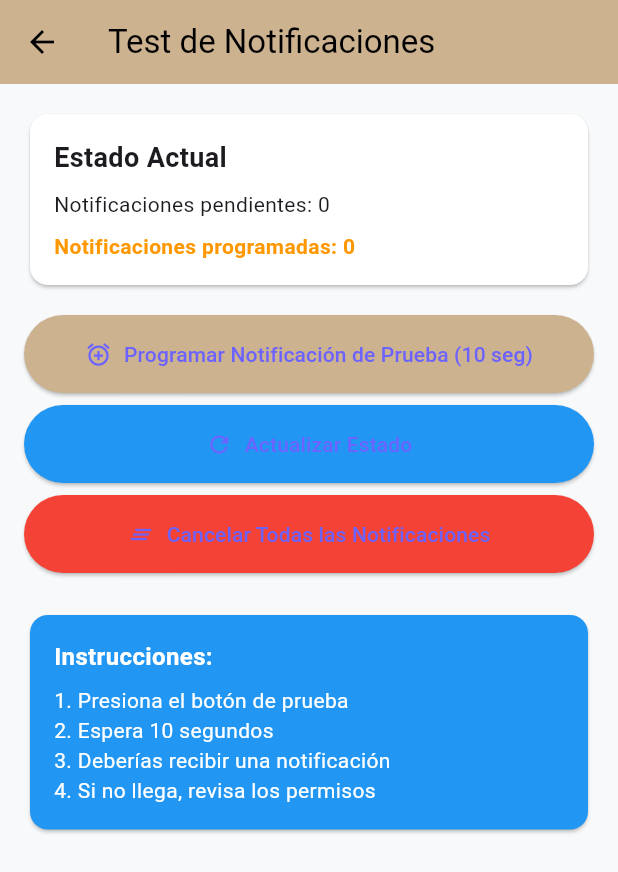
After one commit to N4him/Trabajodegrado, a Flutter app: the NotificationTestScreen screen opened directly, after a tap on "Programar Notificación de Prueba (10 seg", on a phone screen of 412 x 824 dp. The commit adds this screen. Shown: the top 872 px of the screen. Run offline on Flutter 3.47's test engine with Material 3 defaults, Android fonts, the phone set to English and light mode, and no system bars; drawn by our look-alikes of showcaseview; our stand-ins replace bloc, cached_network_image, cloud_firestore, curved_navigation_bar, dartz, equatable and 14 more; missing offline and left inert: syncfusion_flutter_pdfviewer, workmanager; accounts and stored records are empty.

Commit message:
Se agregan notificaciones

```diff
--- a/my_app/lib/habits/domain/usecases/create_habit_usecase.dart
+++ b/my_app/lib/habits/domain/usecases/create_habit_usecase.dart
@@ -1,10 +1,15 @@
 import '../entities/habit_entity.dart';
 import '../repositories/habit_repository.dart';
+import '../../../services/notification_service.dart';
 
 class CreateHabitUseCase {
   final HabitRepository repository;
+  final NotificationService? notificationService;
 
-  CreateHabitUseCase({required this.repository});
+  CreateHabitUseCase({
+    required this.repository,
+    this.notificationService,
+  });
 
   Future<void> call(HabitEntity habit) async {
     // 🔑 PUNTO DE VERIFICACIÓN 6: ¿Llegamos al Use Case?
@@ -14,5 +19,11 @@ class CreateHabitUseCase {
     await repository.createHabit(habit);
 
     print('>>> 7. Use Case COMPLETADO. Saliendo...');
+
+    // Programar notificación si el hábito tiene reminderTime
+    if (notificationService != null && habit.reminderTime != null) {
+      await notificationService!.scheduleHabitReminder(habit);
+      print('>>> 8. Notificación programada para ${habit.name} a las ${habit.reminderTime}');
+    }
   }
 }
--- a/my_app/lib/habits/presentation/blocs/habit_bloc.dart
+++ b/my_app/lib/habits/presentation/blocs/habit_bloc.dart
@@ -10,18 +10,21 @@ import '../../domain/usecases/get_habits_by_user_usecase.dart';
 import '../../domain/usecases/get_habit_progress_usecase.dart';
 import '../../domain/entities/habit_entity.dart';
 import '../../domain/entities/completion_record_entity.dart';
+import '../../../services/notification_service.dart';
 
 class HabitBloc extends Bloc<HabitEvent, HabitState> {
   final CreateHabitUseCase createHabitUseCase;
   final RegisterCompletionUseCase registerCompletionUseCase;
   final GetHabitsByUserUseCase getHabitsByUserUseCase;
   final GetHabitProgressUseCase getHabitProgressUseCase;
+  final NotificationService? notificationService;
 
   HabitBloc({
     required this.createHabitUseCase,
     required this.registerCompletionUseCase,
     required this.getHabitsByUserUseCase,
     required this.getHabitProgressUseCase,
+    this.notificationService,
   }) : super(HabitInitial()) {
 
     // Configuración de los handlers de eventos
@@ -58,6 +61,16 @@ class HabitBloc extends Bloc<HabitEvent, HabitState> {
 
         // 3. Emitir Éxito REAL después de que el Use Case retorne
         print('>>> 5. BLoC ÉXITO. Hábito guardado en DB.');
+
+        // DIAGNÓSTICO: Verificar notificaciones pendientes
+        if (notificationService != null) {
+          final pending = await notificationService!.getPendingNotifications();
+          print('>>> 🔔 DIAGNÓSTICO: ${pending.length} notificaciones programadas');
+          for (var n in pending) {
+            print('    - ${n.title} (ID: ${n.id})');
+          }
+        }
+
         emit(HabitActionSuccess(message: 'Hábito "${event.name}" guardado exitosamente.'));
 
     } catch (e) {
@@ -102,6 +115,13 @@ class HabitBloc extends Bloc<HabitEvent, HabitState> {
     try {
       final habits = await getHabitsByUserUseCase.call(event.userId);
       print('>>> BLoC: ${habits.length} hábitos cargados exitosamente');
+
+      // Sincronizar notificaciones con los hábitos cargados
+      if (notificationService != null && habits.isNotEmpty) {
+        await notificationService!.syncAllNotifications(habits);
+        print('>>> BLoC: Notificaciones sincronizadas para ${habits.length} hábitos');
+      }
+
       emit(HabitsLoaded(habits: habits));
     } catch (e) {
       print('>>> ❌ BLoC: Error al obtener hábitos: $e');
--- /dev/null
+++ b/my_app/lib/services/notification_service.dart
@@ -0,0 +1,419 @@
+import 'package:flutter_local_notifications/flutter_local_notifications.dart';
+import 'package:timezone/timezone.dart' as tz;
+import 'package:timezone/data/latest_all.dart' as tz;
+import 'package:permission_handler/permission_handler.dart';
+import 'package:flutter/foundation.dart';
+import '../habits/domain/entities/habit_entity.dart';
+
+/// Servicio para gestionar notificaciones locales de hábitos
+class NotificationService {
+  static final NotificationService _instance = NotificationService._internal();
+  factory NotificationService() => _instance;
+  NotificationService._internal();
+
+  final FlutterLocalNotificationsPlugin _notifications =
+      FlutterLocalNotificationsPlugin();
+
+  bool _isInitialized = false;
+
+  /// Inicializa el sistema de notificaciones
+  Future<void> initialize() async {
+    debugPrint('🚀 INICIANDO NotificationService...');
+
+    if (_isInitialized) {
+      debugPrint('⚠️ NotificationService ya está inicializado');
+      return;
+    }
+
+    try {
+      // Inicializar zonas horarias
+      debugPrint('   Paso 1: Inicializando base de datos de zonas horarias...');
+      tz.initializeTimeZones();
+      debugPrint('   ✅ Zonas horarias inicializadas');
+
+      // Detectar zona horaria del dispositivo usando el offset de DateTime
+      debugPrint('   Paso 2: Detectando zona horaria del dispositivo...');
+      final String localTimeZone = _detectLocalTimezone();
+      debugPrint('   🌍 Zona horaria detectada: $localTimeZone');
+
+      // Configurar la zona horaria
+      debugPrint('   Paso 3: Configurando zona horaria como local...');
+      final location = tz.getLocation(localTimeZone);
+      tz.setLocalLocation(location);
+      debugPrint('   ✅ setLocalLocation completado');
+
+      // Verificar que se configuró correctamente
+      debugPrint('   Paso 4: Verificando configuración...');
+      final deviceNow = DateTime.now();
+      final tzNow = tz.TZDateTime.from(deviceNow, tz.local);
+      debugPrint('   ✅ Zona horaria configurada: ${tz.local.name}');
+      debugPrint('   📍 Hora del dispositivo (DateTime.now()): ${deviceNow.hour}:${deviceNow.minute}:${deviceNow.second}');
+      debugPrint('   📍 Offset del dispositivo: ${deviceNow.timeZoneOffset}');
+      debugPrint('   📍 Hora TZ convertida: ${tzNow.hour}:${tzNow.minute}:${tzNow.second}');
+
+      // Configuración para Android
+      const AndroidInitializationSettings androidSettings =
+          AndroidInitializationSettings('@mipmap/ic_launcher');
+
+      // Configuración para iOS
+      const DarwinInitializationSettings iosSettings =
+          DarwinInitializationSettings(
+        requestAlertPermission: true,
+        requestBadgePermission: true,
+        requestSoundPermission: true,
+      );
+
+      // Configuración general
+      const InitializationSettings settings = InitializationSettings(
+        android: androidSettings,
+        iOS: iosSettings,
+      );
+
+      // Inicializar plugin
+      debugPrint('   Paso 5: Inicializando plugin de notificaciones...');
+      await _notifications.initialize(
+        settings,
+        onDidReceiveNotificationResponse: _onNotificationTapped,
+      );
+      debugPrint('   ✅ Plugin inicializado');
+
+      _isInitialized = true;
+      debugPrint('');
+      debugPrint('🎉 NotificationService COMPLETAMENTE INICIALIZADO');
+      debugPrint('   Zona horaria activa: ${tz.local.name}');
+      debugPrint('');
+    } catch (e, stackTrace) {
+      debugPrint('❌ ERROR CRÍTICO al inicializar NotificationService: $e');
+      debugPrint('   Stack trace: $stackTrace');
+    }
+  }
+
+  /// Maneja el evento cuando el usuario toca una notificación
+  void _onNotificationTapped(NotificationResponse response) {
+    debugPrint('Notificación tocada: ${response.payload}');
+    // TODO: Navegar a la pantalla del hábito específico
+    // Puedes usar un NavigatorKey global o un service locator
+  }
+
+  /// Solicita permisos de notificaciones (especialmente para Android 13+)
+  Future<bool> requestPermissions() async {
+    if (defaultTargetPlatform == TargetPlatform.android) {
+      final status = await Permission.notification.request();
+      return status.isGranted;
+    } else if (defaultTargetPlatform == TargetPlatform.iOS) {
+      final bool? granted = await _notifications
+          .resolvePlatformSpecificImplementation<
+              IOSFlutterLocalNotificationsPlugin>()
+          ?.requestPermissions(
+            alert: true,
+            badge: true,
+            sound: true,
+          );
+      return granted ?? false;
+    }
+    return true;
+  }
+
+  /// Programa un recordatorio diario para un hábito
+  Future<void> scheduleHabitReminder(HabitEntity habit) async {
+    if (!_isInitialized) {
+      debugPrint('⚠️ NotificationService no inicializado');
+      return;
+    }
+
+    // Si el hábito no tiene reminderTime, no hacer nada
+    if (habit.reminderTime == null || habit.reminderTime!.isEmpty) {
+      return;
+    }
+
+    try {
+      debugPrint('🔔 Intentando programar notificación para: ${habit.name}');
+      debugPrint('   Hora recibida: ${habit.reminderTime}');
+
+      // FORZAR reconfiguración de zona horaria (por si fue sobrescrita)
+      final localTimeZone = _detectLocalTimezone();
+      final location = tz.getLocation(localTimeZone);
+      tz.setLocalLocation(location);
+      debugPrint('   🔄 Zona horaria reconfigurada a: ${tz.local.name}');
+
+      final deviceNow = DateTime.now();
+      debugPrint('   📍 Hora actual del dispositivo: ${deviceNow.hour}:${deviceNow.minute}:${deviceNow.second}');
+
+      // Parsear la hora (formato: "9:00 AM" o "21:30")
+      final timeOfDay = _parseTimeString(habit.reminderTime!);
+      if (timeOfDay == null) {
+        debugPrint('⚠️ No se pudo parsear la hora: ${habit.reminderTime}');
+        return;
+      }
+
+      debugPrint('   Hora parseada: ${timeOfDay['hour']}:${timeOfDay['minute']}');
+
+      // Obtener la próxima fecha/hora para la notificación
+      final scheduledDate = _nextInstanceOfTime(
+        timeOfDay['hour']!,
+        timeOfDay['minute']!,
+      );
+
+      debugPrint('   Fecha programada: $scheduledDate');
+      debugPrint('   Fecha actual (device): $deviceNow');
+
+      // Configurar los detalles de la notificación
+      const AndroidNotificationDetails androidDetails =
+          AndroidNotificationDetails(
+        'habit_reminders', // Channel ID
+        'Recordatorios de Hábitos', // Channel name
+        channelDescription: 'Notificaciones para recordar tus hábitos diarios',
+        importance: Importance.high,
+        priority: Priority.high,
+        icon: '@mipmap/ic_launcher',
+        enableVibration: true,
+        playSound: true,
+      );
+
+      const DarwinNotificationDetails iosDetails = DarwinNotificationDetails(
+        presentAlert: true,
+        presentBadge: true,
+        presentSound: true,
+      );
+
+      const NotificationDetails notificationDetails = NotificationDetails(
+        android: androidDetails,
+        iOS: iosDetails,
+      );
+
+      // Programar la notificación recurrente diaria
+      await _notifications.zonedSchedule(
+        _getNotificationId(habit.id), // ID único basado en el ID del hábito
+        'Recordatorio: ${habit.name}',
+        'Es hora de cumplir tu hábito 🌟',
+        scheduledDate,
+        notificationDetails,
+        androidScheduleMode: AndroidScheduleMode.exactAllowWhileIdle,
+        uiLocalNotificationDateInterpretation:
+            UILocalNotificationDateInterpretation.absoluteTime,
+        matchDateTimeComponents: DateTimeComponents.time, // Repetir diariamente
+        payload: habit.id, // Para identificar el hábito cuando se toque
+      );
+
+      debugPrint('✅ Notificación programada para "${habit.name}" a las ${habit.reminderTime}');
+      debugPrint('   ID de notificación: ${_getNotificationId(habit.id)}');
+
+      // Verificar que se programó correctamente
+      final pending = await _notifications.pendingNotificationRequests();
+      debugPrint('   Total de notificaciones pendientes: ${pending.length}');
+    } catch (e) {
+      debugPrint('❌ Error al programar notificación para ${habit.name}: $e');
+      debugPrint('   Stack trace: $e');
+    }
+  }
+
+  /// Cancela la notificación de un hábito específico
+  Future<void> cancelNotification(String habitId) async {
+    if (!_isInitialized) return;
+
+    try {
+      final notificationId = _getNotificationId(habitId);
+      await _notifications.cancel(notificationId);
+      debugPrint('✅ Notificación cancelada para hábito: $habitId');
+    } catch (e) {
+      debugPrint('❌ Error al cancelar notificación: $e');
+    }
+  }
+
+  /// Sincroniza todas las notificaciones con la lista de hábitos actual
+  Future<void> syncAllNotifications(List<HabitEntity> habits) async {
+    if (!_isInitialized) {
+      debugPrint('⚠️ NotificationService no inicializado para sincronización');
+      return;
+    }
+
+    try {
+      // FORZAR reconfiguración de zona horaria
+      final localTimeZone = _detectLocalTimezone();
+      final location = tz.getLocation(localTimeZone);
+      tz.setLocalLocation(location);
+      debugPrint('🔄 Zona horaria reconfigurada a: ${tz.local.name}');
+
+      // Cancelar todas las notificaciones pendientes primero
+      await _notifications.cancelAll();
+      debugPrint('🔄 Sincronizando notificaciones para ${habits.length} hábitos');
+
+      // Programar notificaciones solo para hábitos con reminderTime
+      int programadas = 0;
+      for (final habit in habits) {
+        if (habit.reminderTime != null && habit.reminderTime!.isNotEmpty) {
+          await scheduleHabitReminder(habit);
+          programadas++;
+        }
+      }
+
+      debugPrint('✅ Sincronización completa: $programadas notificaciones programadas');
+    } catch (e) {
+      debugPrint('❌ Error durante la sincronización: $e');
+    }
+  }
+
+  /// Cancela todas las notificaciones programadas
+  Future<void> cancelAllNotifications() async {
+    if (!_isInitialized) return;
+    await _notifications.cancelAll();
+    debugPrint('✅ Todas las notificaciones canceladas');
+  }
+
+  /// Parsea una cadena de hora en formato "9:00 AM" o "21:30"
+  Map<String, int>? _parseTimeString(String timeStr) {
+    try {
+      // Intentar formato con AM/PM
+      if (timeStr.contains('AM') || timeStr.contains('PM')) {
+        final parts = timeStr.split(' ');
+        final timeParts = parts[0].split(':');
+        int hour = int.parse(timeParts[0]);
+        final minute = int.parse(timeParts[1]);
+        final isPM = parts[1].toUpperCase() == 'PM';
+
+        // Convertir a formato 24 horas
+        if (isPM && hour != 12) {
+          hour += 12;
+        } else if (!isPM && hour == 12) {
+          hour = 0;
+        }
+
+        return {'hour': hour, 'minute': minute};
+      } else {
+        // Formato 24 horas directo (ej: "21:30")
+        final parts = timeStr.split(':');
+        return {
+          'hour': int.parse(parts[0]),
+          'minute': int.parse(parts[1]),
+        };
+      }
+    } catch (e) {
+      debugPrint('⚠️ Error parseando hora "$timeStr": $e');
+      return null;
+    }
+  }
+
+  /// Calcula la próxima instancia de una hora específica
+  tz.TZDateTime _nextInstanceOfTime(int hour, int minute) {
+    // Usar DateTime.now() local del dispositivo directamente
+    final localNow = DateTime.now();
+    final now = tz.TZDateTime.from(localNow, tz.local);
+
+    debugPrint('⏰ Calculando próxima instancia de $hour:${minute.toString().padLeft(2, '0')}');
+    debugPrint('   Hora LOCAL del dispositivo (DateTime.now()): ${localNow.hour}:${localNow.minute}:${localNow.second}');
+    debugPrint('   Hora TZ convertida: ${now.hour}:${now.minute}:${now.second}');
+    debugPrint('   Zona horaria configurada: ${tz.local.name}');
+
+    tz.TZDateTime scheduledDate = tz.TZDateTime(
+      tz.local,
+      now.year,
+      now.month,
+      now.day,
+      hour,
+      minute,
+      0, // segundos
+      0, // milisegundos
+    );
+
+    debugPrint('   Fecha calculada inicialmente: $scheduledDate');
+    debugPrint('   ¿Es antes de ahora? ${scheduledDate.isBefore(now)}');
+
+    // Si la hora ya pasó hoy, programar para mañana
+    if (scheduledDate.isBefore(now) || scheduledDate.isAtSameMomentAs(now)) {
+      scheduledDate = scheduledDate.add(const Duration(days: 1));
+      debugPrint('   ⏭️ Hora ya pasó, programando para mañana: $scheduledDate');
+    } else {
+      debugPrint('   ✅ Programando para hoy: $scheduledDate');
+    }
+
+    // Calcular cuánto tiempo falta
+    final difference = scheduledDate.difference(now);
+    debugPrint('   ⏳ Tiempo hasta la notificación: ${difference.inMinutes} minutos');
+
+    return scheduledDate;
+  }
+
+  /// Genera un ID único para la notificación basado en el ID del hábito
+  int _getNotificationId(String habitId) {
+    // Convertir el hash del ID a un int de 32 bits
+    return habitId.hashCode & 0x7FFFFFFF;
+  }
+
+  /// Obtiene todas las notificaciones pendientes (útil para debug)
+  Future<List<PendingNotificationRequest>> getPendingNotifications() async {
+    if (!_isInitialized) return [];
+    return await _notifications.pendingNotificationRequests();
+  }
+
+  /// Detecta la zona horaria local usando el offset del dispositivo
+  String _detectLocalTimezone() {
+    final now = DateTime.now();
+    final offset = now.timeZoneOffset;
+
+    debugPrint('🕐 Offset del dispositivo: ${offset.inHours} horas');
+
+    // Colombia está en UTC-5 (America/Bogota)
+    // Mapear offsets comunes a zonas horarias
+    final offsetHours = offset.inHours;
+
+    switch (offsetHours) {
+      case -5:
+        return 'America/Bogota';
+      case -4:
+        return 'America/Caracas';
+      case -6:
+        return 'America/Mexico_City';
+      case -3:
+        return 'America/Sao_Paulo';
+      case 0:
+        return 'UTC';
+      case 1:
+        return 'Europe/Madrid';
+      case -8:
+        return 'America/Los_Angeles';
+      case -7:
+        return 'America/Denver';
+      default:
+        // Si no coincide con ninguno conocido, buscar en la base de datos de zonas
+        // horarias una que coincida con el offset
+        debugPrint('⚠️ Offset no común: $offsetHours horas. Buscando zona horaria...');
+        return _findTimezoneByOffset(offsetHours);
+    }
+  }
+
+  /// Busca una zona horaria que coincida con el offset dado
+  String _findTimezoneByOffset(int offsetHours) {
+    // Lista de zonas horarias comunes organizadas por offset
+    final timezonesByOffset = {
+      -12: 'Pacific/Fiji',
+      -11: 'Pacific/Samoa',
+      -10: 'Pacific/Honolulu',
+      -9: 'America/Anchorage',
+      -8: 'America/Los_Angeles',
+      -7: 'America/Denver',
+      -6: 'America/Chicago',
+      -5: 'America/Bogota',  // Colombia es UTC-5
+      -4: 'America/Caracas',
+      -3: 'America/Sao_Paulo',
+      -2: 'Atlantic/South_Georgia',
+      -1: 'Atlantic/Azores',
+      0: 'UTC',
+      1: 'Europe/London',
+      2: 'Europe/Paris',
+      3: 'Europe/Moscow',
+      4: 'Asia/Dubai',
+      5: 'Asia/Karachi',
+      6: 'Asia/Dhaka',
+      7: 'Asia/Bangkok',
+      8: 'Asia/Singapore',
+      9: 'Asia/Tokyo',
+      10: 'Australia/Sydney',
+      11: 'Pacific/Noumea',
+      12: 'Pacific/Auckland',
+    };
+
+    final timezone = timezonesByOffset[offsetHours] ?? 'UTC';
+    debugPrint('   Usando zona horaria: $timezone');
+    return timezone;
+  }
+}
--- /dev/null
+++ b/my_app/lib/services/notification_test_screen.dart
@@ -0,0 +1,182 @@
+import 'package:flutter/material.dart';
+import '../core/di/injector.dart';
+import 'notification_service.dart';
+import '../habits/domain/entities/habit_entity.dart';
+
+/// Pantalla de prueba para notificaciones
+/// TEMPORAL - Solo para debugging
+class NotificationTestScreen extends StatefulWidget {
+  const NotificationTestScreen({super.key});
+
+  @override
+  State<NotificationTestScreen> createState() => _NotificationTestScreenState();
+}
+
+class _NotificationTestScreenState extends State<NotificationTestScreen> {
+  final notificationService = getIt<NotificationService>();
+  String _status = 'Esperando...';
+  int _pendingCount = 0;
+
+  @override
+  void initState() {
+    super.initState();
+    _checkStatus();
+  }
+
+  Future<void> _checkStatus() async {
+    final pending = await notificationService.getPendingNotifications();
+    setState(() {
+      _pendingCount = pending.length;
+      _status = 'Notificaciones pendientes: ${pending.length}';
+    });
+
+    print('📊 Status de notificaciones:');
+    for (var n in pending) {
+      print('  - ${n.title} (ID: ${n.id})');
+    }
+  }
+
+  Future<void> _scheduleTestNotification() async {
+    // Crear notificación de prueba en 10 segundos
+    final now = DateTime.now();
+    final testTime = now.add(const Duration(seconds: 10));
+
+    final hour = testTime.hour;
+    final minute = testTime.minute;
+
+    // Formatear en formato AM/PM
+    final period = hour >= 12 ? 'PM' : 'AM';
+    final displayHour = hour > 12 ? hour - 12 : (hour == 0 ? 12 : hour);
+    final timeString = '$displayHour:${minute.toString().padLeft(2, '0')} $period';
+
+    print('⏰ Programando notificación de prueba...');
+    print('   Hora actual: ${now.hour}:${now.minute}:${now.second}');
+    print('   Notificación para: $hour:$minute ($timeString)');
+
+    final testHabit = HabitEntity(
+      id: 'test-notification-${DateTime.now().millisecondsSinceEpoch}',
+      userId: 'test-user',
+      name: 'Prueba de Notificación',
+      frequencyDays: 7,
+      startDate: DateTime.now(),
+      reminderTime: timeString,
+    );
+
+    await notificationService.scheduleHabitReminder(testHabit);
+
+    setState(() {
+      _status = 'Notificación de prueba programada para $timeString\n(en 10 segundos)';
+    });
+
+    await _checkStatus();
+  }
+
+  @override
+  Widget build(BuildContext context) {
+    return Scaffold(
+      appBar: AppBar(
+        title: const Text('Test de Notificaciones'),
+        backgroundColor: const Color(0xFFCDB290),
+      ),
+      body: Padding(
+        padding: const EdgeInsets.all(16.0),
+        child: Column(
+          crossAxisAlignment: CrossAxisAlignment.stretch,
+          children: [
+            Card(
+              child: Padding(
+                padding: const EdgeInsets.all(16.0),
+                child: Column(
+                  crossAxisAlignment: CrossAxisAlignment.start,
+                  children: [
+                    const Text(
+                      'Estado Actual',
+                      style: TextStyle(
+                        fontSize: 18,
+                        fontWeight: FontWeight.bold,
+                      ),
+                    ),
+                    const SizedBox(height: 8),
+                    Text(_status),
+                    const SizedBox(height: 8),
+                    Text(
+                      'Notificaciones programadas: $_pendingCount',
+                      style: TextStyle(
+                        fontWeight: FontWeight.bold,
+                        color: _pendingCount > 0 ? Colors.green : Colors.orange,
+                      ),
+                    ),
+                  ],
+                ),
+              ),
+            ),
+            const SizedBox(height: 16),
+            ElevatedButton.icon(
+              onPressed: _scheduleTestNotification,
+              icon: const Icon(Icons.alarm_add),
+              label: const Text('Programar Notificación de Prueba (10 seg)'),
+              style: ElevatedButton.styleFrom(
+                backgroundColor: const Color(0xFFCDB290),
+                padding: const EdgeInsets.all(16),
+              ),
+            ),
+            const SizedBox(height: 8),
+            ElevatedButton.icon(
+              onPressed: _checkStatus,
+              icon: const Icon(Icons.refresh),
+              label: const Text('Actualizar Estado'),
+              style: ElevatedButton.styleFrom(
+                backgroundColor: Colors.blue,
+                padding: const EdgeInsets.all(16),
+              ),
+            ),
+            const SizedBox(height: 8),
+            ElevatedButton.icon(
+              onPressed: () async {
+                await notificationService.cancelAllNotifications();
+                setState(() {
+                  _status = 'Todas las notificaciones canceladas';
+                  _pendingCount = 0;
+                });
+              },
+              icon: const Icon(Icons.clear_all),
+              label: const Text('Cancelar Todas las Notificaciones'),
+              style: ElevatedButton.styleFrom(
+                backgroundColor: Colors.red,
+                padding: const EdgeInsets.all(16),
+              ),
+            ),
+            const SizedBox(height: 24),
+            const Card(
+              color: Colors.blue,
+              child: Padding(
+                padding: EdgeInsets.all(16.0),
+                child: Column(
+                  crossAxisAlignment: CrossAxisAlignment.start,
+                  children: [
+                    Text(
+                      'Instrucciones:',
+                      style: TextStyle(
+                        color: Colors.white,
+                        fontWeight: FontWeight.bold,
+                        fontSize: 16,
+                      ),
+                    ),
+                    SizedBox(height: 8),
+                    Text(
+                      '1. Presiona el botón de prueba\n'
+                      '2. Espera 10 segundos\n'
+                      '3. Deberías recibir una notificación\n'
+                      '4. Si no llega, revisa los permisos',
+                      style: TextStyle(color: Colors.white),
+                    ),
+                  ],
+                ),
+              ),
+            ),
+          ],
+        ),
+      ),
+    );
+  }
+}
--- a/my_app/pubspec.yaml
+++ b/my_app/pubspec.yaml
@@ -31,9 +31,11 @@ dependencies:
   intl: ^0.20.2
   rive: ^0.13.20
   time: ^2.1.5
-  timezone: ^0.10.1
+  timezone: ^0.9.4
   workmanager: ^0.9.0+3
   go_router: ^16.2.5
+  flutter_local_notifications: ^17.2.3
+  permission_handler: ^11.0.0
   animations: ^2.1.0
   page_transition: ^2.2.1
   flutter_cache_manager: ^3.4.1
```
Also changed, not shown: my_app/lib/core/di/injector.dart (+15 -1 lines), my_app/lib/main.dart (+8 -3 lines), my_app/lib/services/notification_debug_helper.dart (added, +69 -0 lines), .claude/settings.local.json (added), my_app/pubspec.lock, 6 other files.
